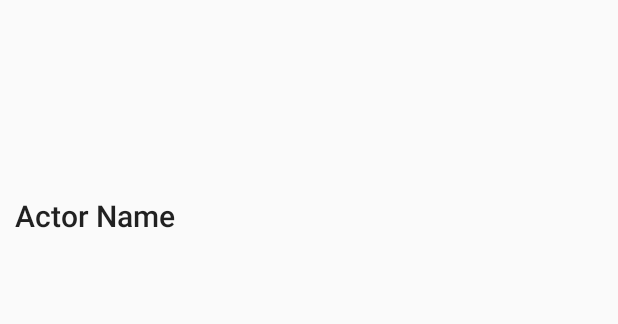
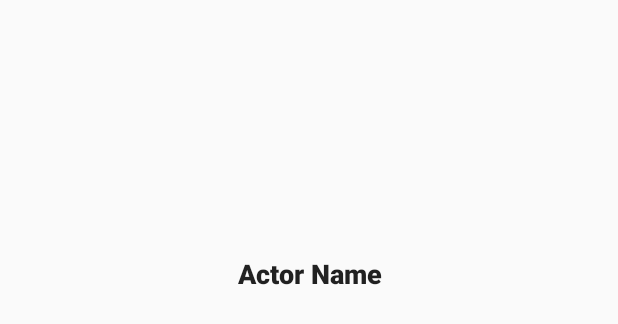
Before and after one commit to danieloyasodun/do38-CS388-001, an Android app: the layout item_actor.xml on its own in the app's theme, with its tools: preview values and no code run, on a phone screen of 412 x 824 dp. Shown: the top 324 px of the screen. Run offline under Robolectric (Android 15) with nearby library versions, the phone set to English and light mode, and no system bars.

Commit message:
CS 388 Project4, finished, all issues fixed

```diff
--- a/FlixsterPlus/app/src/main/java/com/example/flixsterplus/ActorAdapter.kt
+++ b/FlixsterPlus/app/src/main/java/com/example/flixsterplus/ActorAdapter.kt
@@ -48,7 +48,7 @@ class ActorAdapter(private val context: Context, private val actors: List<Actor>
             titleTextView.text = actor.name
 
             Glide.with(context)
-                .load(actor.profilePath)
+                .load(actor.profileImageUrl)
                 .into(mediaImageView)
         }
 
--- a/FlixsterPlus/app/src/main/res/layout/item_actor.xml
+++ b/FlixsterPlus/app/src/main/res/layout/item_actor.xml
@@ -13,8 +13,8 @@
         app:layout_constraintTop_toTopOf="parent"
         app:layout_constraintEnd_toEndOf="parent"
         app:layout_constraintStart_toStartOf="parent"
-        app:layout_constraintWidth_percent=".35"
-        app:layout_constraintHeight_percent=".6" /> <!-- Adjust height percent as needed -->
+        app:layout_constraintWidth_percent=".8"
+        app:layout_constraintHeight_percent=".8" /> <!-- Adjust height percent as needed -->
 
     <!-- TextView positioned below the ImageView -->
     <TextView
@@ -24,8 +24,10 @@
         android:layout_marginStart="10dp"
         android:layout_marginTop="10dp"
         android:layout_marginEnd="10dp"
-        android:ellipsize="end"
+        android:gravity="center"
         android:maxLines="2"
+        android:textSize="18sp"
+        android:textStyle="bold"
         android:text="Actor Name"
         android:textAppearance="@style/TextAppearance.AppCompat.Light.SearchResult.Title"
         app:layout_constraintStart_toStartOf="parent"
```
Also changed, not shown: FlixsterPlus/app/src/main/java/com/example/flixsterplus/Actor.kt (+9 -5 lines), FlixsterPlus/app/src/main/java/com/example/flixsterplus/DetailActivity.kt (+4 -9 lines), FlixsterPlus/app/src/main/java/com/example/flixsterplus/MainActivity.kt (+7 -3 lines).
